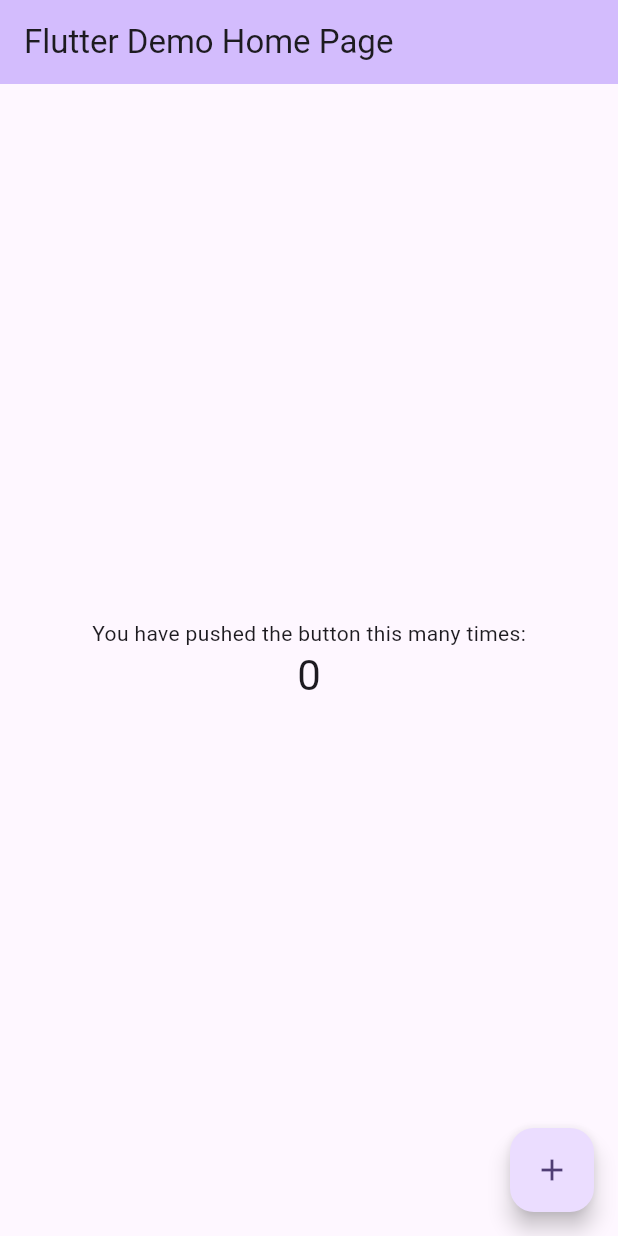
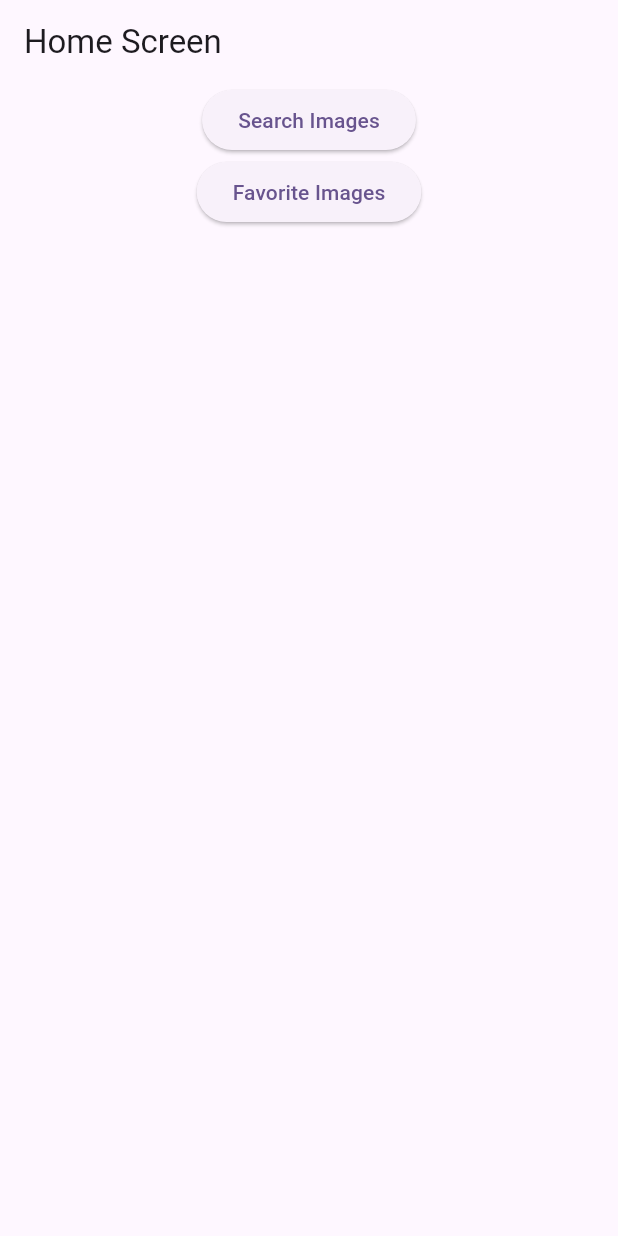
Before and after one commit to FlutterTim/flutter_gallery_app, a Flutter app: the screen it shows after launch, on a phone screen of 412 x 824 dp. Run offline on Flutter 3.47's test engine with Material 3 defaults, Android fonts, the phone set to English and light mode, and no system bars; our stand-ins replace go_router; generated files the repository leaves out were written again.

Commit message:
feat: first setup of the skeleton of the application

```diff
--- /dev/null
+++ b/l10n.yaml
@@ -0,0 +1,3 @@
+arb-dir: lib/l10n
+template-arb-file: app_en.arb
+output-localization-file: app_localizations.dart
--- /dev/null
+++ b/lib/l10n/app_en.arb
@@ -0,0 +1,6 @@
+{
+  "favoritesScreenTitle": "Favorite Images",
+  "homeScreenTitle": "Home Screen",
+  "searchScreenTitle": "Search Images",
+  "title": "Gallery App"
+}
--- /dev/null
+++ b/lib/l10n/app_nl.arb
@@ -0,0 +1,6 @@
+{
+  "favoritesScreenTitle": "Favoriete afbeeldingen",
+  "homeScreenTitle": "Startscherm",
+  "searchScreenTitle": "Afbeeldingen zoeken",
+  "title": "Gallerij App"
+}
--- a/lib/main.dart
+++ b/lib/main.dart
@@ -1,125 +1,34 @@
 import 'package:flutter/material.dart';
+import 'package:flutter_gallery/routes.dart';
+import 'package:flutter_localizations/flutter_localizations.dart';
+import 'package:flutter_gen/gen_l10n/app_localizations.dart';
 
 void main() {
-  runApp(const MyApp());
+  runApp(const GalleryApp());
 }
 
-class MyApp extends StatelessWidget {
-  const MyApp({super.key});
+class GalleryApp extends StatelessWidget {
+  const GalleryApp({super.key});
 
-  // This widget is the root of your application.
   @override
   Widget build(BuildContext context) {
-    return MaterialApp(
-      title: 'Flutter Demo',
+    return MaterialApp.router(
+      routerConfig: router,
+      title: 'Gallery App',
+      localizationsDelegates: const [
+        AppLocalizations.delegate,
+        GlobalMaterialLocalizations.delegate,
+        GlobalWidgetsLocalizations.delegate,
+        GlobalCupertinoLocalizations.delegate,
+      ],
+      supportedLocales: const [
+        Locale('en'),
+        Locale('nl'),
+      ],
       theme: ThemeData(
-        // This is the theme of your application.
-        //
-        // TRY THIS: Try running your application with "flutter run". You'll see
-        // the application has a purple toolbar. Then, without quitting the app,
-        // try changing the seedColor in the colorScheme below to Colors.green
-        // and then invoke "hot reload" (save your changes or press the "hot
-        // reload" button in a Flutter-supported IDE, or press "r" if you used
-        // the command line to start the app).
-        //
-        // Notice that the counter didn't reset back to zero; the application
-        // state is not lost during the reload. To reset the state, use hot
-        // restart instead.
-        //
-        // This works for code too, not just values: Most code changes can be
-        // tested with just a hot reload.
         colorScheme: ColorScheme.fromSeed(seedColor: Colors.deepPurple),
         useMaterial3: true,
       ),
-      home: const MyHomePage(title: 'Flutter Demo Home Page'),
     );
   }
 }
-
-class MyHomePage extends StatefulWidget {
-  const MyHomePage({super.key, required this.title});
-
-  // This widget is the home page of your application. It is stateful, meaning
-  // that it has a State object (defined below) that contains fields that affect
-  // how it looks.
-
-  // This class is the configuration for the state. It holds the values (in this
-  // case the title) provided by the parent (in this case the App widget) and
-  // used by the build method of the State. Fields in a Widget subclass are
-  // always marked "final".
-
-  final String title;
-
-  @override
-  State<MyHomePage> createState() => _MyHomePageState();
-}
-
-class _MyHomePageState extends State<MyHomePage> {
-  int _counter = 0;
-
-  void _incrementCounter() {
-    setState(() {
-      // This call to setState tells the Flutter framework that something has
-      // changed in this State, which causes it to rerun the build method below
-      // so that the display can reflect the updated values. If we changed
-      // _counter without calling setState(), then the build method would not be
-      // called again, and so nothing would appear to happen.
-      _counter++;
-    });
-  }
-
-  @override
-  Widget build(BuildContext context) {
-    // This method is rerun every time setState is called, for instance as done
-    // by the _incrementCounter method above.
-    //
-    // The Flutter framework has been optimized to make rerunning build methods
-    // fast, so that you can just rebuild anything that needs updating rather
-    // than having to individually change instances of widgets.
-    return Scaffold(
-      appBar: AppBar(
-        // TRY THIS: Try changing the color here to a specific color (to
-        // Colors.amber, perhaps?) and trigger a hot reload to see the AppBar
-        // change color while the other colors stay the same.
-        backgroundColor: Theme.of(context).colorScheme.inversePrimary,
-        // Here we take the value from the MyHomePage object that was created by
-        // the App.build method, and use it to set our appbar title.
-        title: Text(widget.title),
-      ),
-      body: Center(
-        // Center is a layout widget. It takes a single child and positions it
-        // in the middle of the parent.
-        child: Column(
-          // Column is also a layout widget. It takes a list of children and
-          // arranges them vertically. By default, it sizes itself to fit its
-          // children horizontally, and tries to be as tall as its parent.
-          //
-          // Column has various properties to control how it sizes itself and
-          // how it positions its children. Here we use mainAxisAlignment to
-          // center the children vertically; the main axis here is the vertical
-          // axis because Columns are vertical (the cross axis would be
-          // horizontal).
-          //
-          // TRY THIS: Invoke "debug painting" (choose the "Toggle Debug Paint"
-          // action in the IDE, or press "p" in the console), to see the
-          // wireframe for each widget.
-          mainAxisAlignment: MainAxisAlignment.center,
-          children: <Widget>[
-            const Text(
-              'You have pushed the button this many times:',
-            ),
-            Text(
-              '$_counter',
-              style: Theme.of(context).textTheme.headlineMedium,
-            ),
-          ],
-        ),
-      ),
-      floatingActionButton: FloatingActionButton(
-        onPressed: _incrementCounter,
-        tooltip: 'Increment',
-        child: const Icon(Icons.add),
-      ), // This trailing comma makes auto-formatting nicer for build methods.
-    );
-  }
-}
--- /dev/null
+++ b/lib/routes.dart
@@ -0,0 +1,29 @@
+import 'package:flutter_gallery/ui/screens/favorites_screen.dart';
+import 'package:flutter_gallery/ui/screens/home_screen.dart';
+import 'package:flutter_gallery/ui/screens/search_screen.dart';
+import 'package:go_router/go_router.dart';
+
+const homeScreenRoute = '/';
+const searchScreenRoute = '/search';
+const favoritesScreenRoute = '/favorites';
+
+final router = GoRouter(
+  initialLocation: homeScreenRoute,
+  routes: [
+    GoRoute(
+      name: 'home',
+      path: homeScreenRoute,
+      builder: (context, state) => const HomeScreen(),
+    ),
+    GoRoute(
+      name: 'search',
+      path: searchScreenRoute,
+      builder: (context, state) => const SearchScreen(),
+    ),
+    GoRoute(
+      name: 'favorites',
+      path: favoritesScreenRoute,
+      builder: (context, state) => const FavoritesScreen(),
+    ),
+  ],
+);
--- /dev/null
+++ b/lib/ui/screens/home_screen.dart
@@ -0,0 +1,35 @@
+import 'package:flutter/material.dart';
+import 'package:flutter_gallery/routes.dart';
+import 'package:flutter_gallery/ui/widgets/button.dart';
+import 'package:flutter_gallery/utilities/localizations.dart';
+import 'package:go_router/go_router.dart';
+
+class HomeScreen extends StatelessWidget {
+  const HomeScreen({super.key});
+
+  @override
+  Widget build(BuildContext context) {
+    var localizations = context.localizations;
+    return Scaffold(
+      appBar: AppBar(
+        title: Text(
+          localizations.homeScreenTitle,
+        ),
+      ),
+      body: Center(
+        child: Column(
+          children: [
+            Button(
+              onPressed: () => context.push(searchScreenRoute),
+              buttonText: localizations.searchScreenTitle,
+            ),
+            Button(
+              onPressed: () => context.push(favoritesScreenRoute),
+              buttonText: localizations.favoritesScreenTitle,
+            ),
+          ],
+        ),
+      ),
+    );
+  }
+}
--- /dev/null
+++ b/lib/ui/widgets/button.dart
@@ -0,0 +1,20 @@
+import 'package:flutter/material.dart';
+
+class Button extends StatelessWidget {
+  const Button({
+    required this.onPressed,
+    required this.buttonText,
+    super.key,
+  });
+
+  final Function() onPressed;
+  final String buttonText;
+
+  @override
+  Widget build(BuildContext context) {
+    return ElevatedButton(
+      onPressed: onPressed,
+      child: Text(buttonText),
+    );
+  }
+}
```
Also changed, not shown: lib/ui/screens/favorites_screen.dart (added, +18 -0 lines), lib/ui/screens/search_screen.dart (added, +18 -0 lines), lib/utilities/localizations.dart (added, +7 -0 lines), pubspec.yaml (+10 -69 lines), 2 other files.
